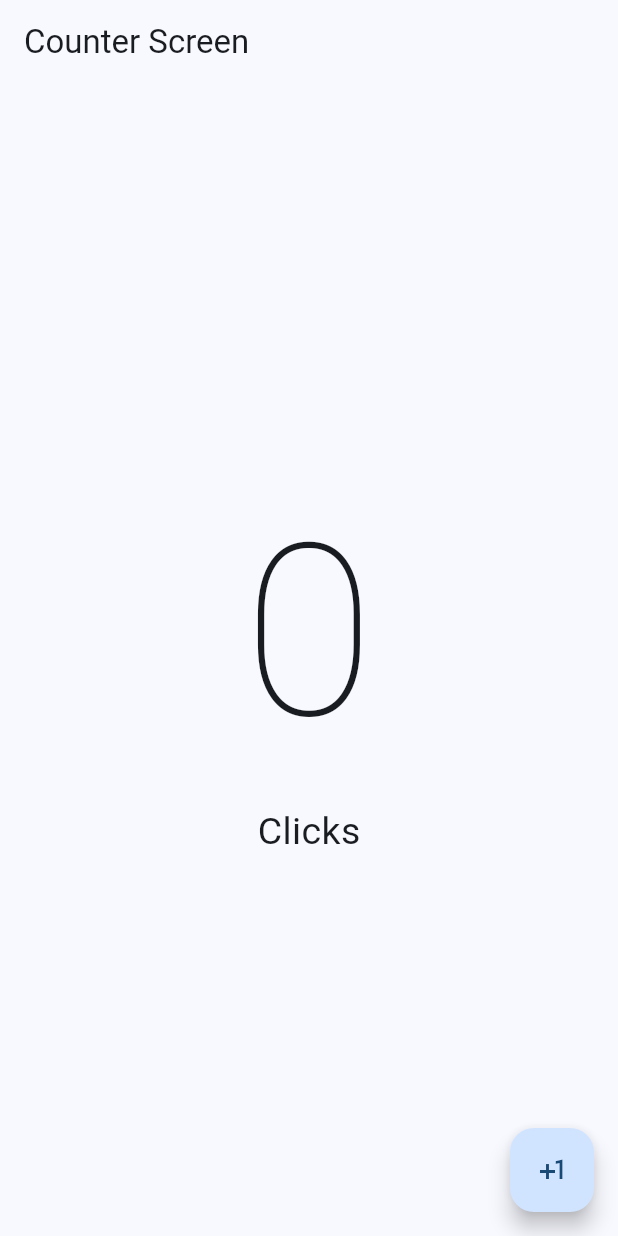
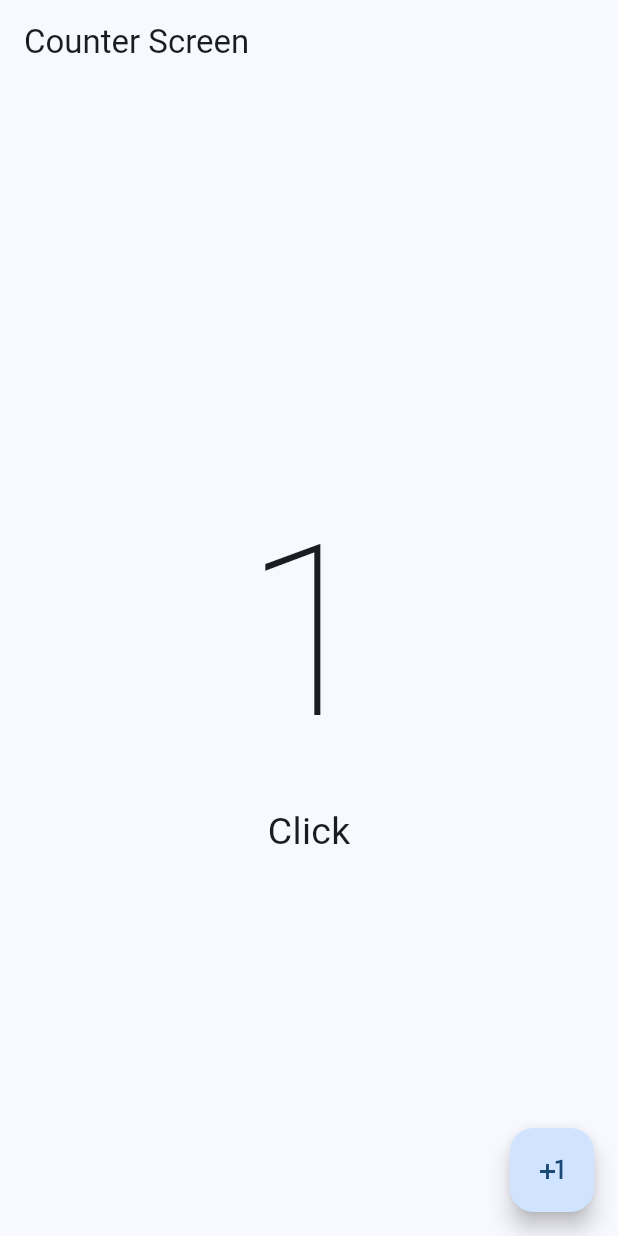
Before and after one commit to alexisdjgoyo/hello_world_app, a Flutter app: the screen it shows after launch, after a tap on the "plus one" icon, on a phone screen of 412 x 824 dp. Run offline on Flutter 3.47's test engine with Material 2 defaults, Android fonts, the phone set to English and light mode, and no system bars.

Commit message:
click counter

```diff
--- a/lib/presentation/screens/counter/counter_screen.dart
+++ b/lib/presentation/screens/counter/counter_screen.dart
@@ -1,7 +1,6 @@
 import 'package:flutter/material.dart';
 
 class CounterScreen extends StatefulWidget {
-
   const CounterScreen({super.key});
 
   @override
@@ -9,7 +8,6 @@ class CounterScreen extends StatefulWidget {
 }
 
 class _CounterScreenState extends State<CounterScreen> {
-
   int clickCounter = 0;
   @override
   Widget build(BuildContext context) {
@@ -21,14 +19,20 @@ class _CounterScreenState extends State<CounterScreen> {
         child: Column(
           mainAxisAlignment: MainAxisAlignment.center,
           children: [
-            Text('$clickCounter',style: const TextStyle(fontSize: 160,fontWeight: FontWeight.w100),),
-            const Text('Clicks',style:  TextStyle(fontSize: 25))
+            Text(
+              '$clickCounter',
+              style:
+                  const TextStyle(fontSize: 160, fontWeight: FontWeight.w100),
+            ),
+            Text('Click${clickCounter == 1 ? '' : 's'}', style: const TextStyle(fontSize: 25))
           ],
         ),
       ),
       floatingActionButton: FloatingActionButton(
         onPressed: () {
-
+          setState(() {
+            clickCounter++;
+          });
         },
         child: const Icon(Icons.plus_one),
       ),
```
